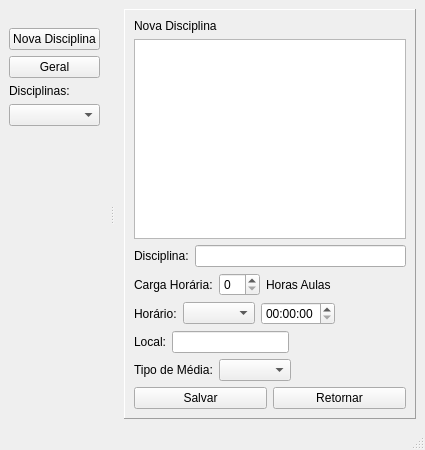
First picture: the form in estudePy.ui, repository JoseBonillaArruda/EstudePy, before the edit.
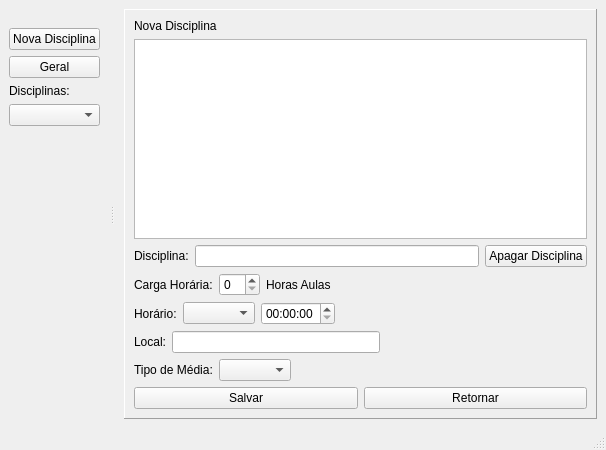
Second picture: the form after the edit. The open tabs and pages were chosen to show the change.

What changed in the file:
```diff
--- a/estudePy.ui
+++ b/estudePy.ui
@@ -6,7 +6,7 @@
    <rect>
     <x>0</x>
     <y>0</y>
-    <width>401</width>
+    <width>606</width>
     <height>450</height>
    </rect>
   </property>
@@ -301,6 +301,31 @@
       </widget>
       <widget class="QWidget" name="page_novdisci">
        <layout class="QGridLayout" name="gridLayout_5">
+        <item row="2" column="0">
+         <layout class="QHBoxLayout" name="horizontalLayout_19">
+          <item>
+           <layout class="QHBoxLayout" name="horizontalLayout_17">
+            <item>
+             <widget class="QLabel" name="label_14">
+              <property name="text">
+               <string>Disciplina:</string>
+              </property>
+             </widget>
+            </item>
+            <item>
+             <widget class="QLineEdit" name="novdiscinomelineEdit"/>
+            </item>
+           </layout>
+          </item>
+          <item>
+           <widget class="QPushButton" name="editdisciDeletarpushButton">
+            <property name="text">
+             <string>Apagar Disciplina</string>
+            </property>
+           </widget>
+          </item>
+         </layout>
+        </item>
         <item row="0" column="0">
          <widget class="QLabel" name="label_4">
           <property name="text">
@@ -311,20 +336,6 @@
         <item row="1" column="0">
          <widget class="QTableWidget" name="novdiscitableWidget"/>
         </item>
-        <item row="2" column="0">
-         <layout class="QHBoxLayout" name="horizontalLayout_17">
-          <item>
-           <widget class="QLabel" name="label_14">
-            <property name="text">
-             <string>Disciplina:</string>
-            </property>
-           </widget>
-          </item>
-          <item>
-           <widget class="QLineEdit" name="novdiscinomelineEdit"/>
-          </item>
-         </layout>
-        </item>
         <item row="3" column="0">
          <layout class="QVBoxLayout" name="verticalLayout_10">
           <item>
```
Left out of the diff: 2 changed lines with no effect on the pictures.
